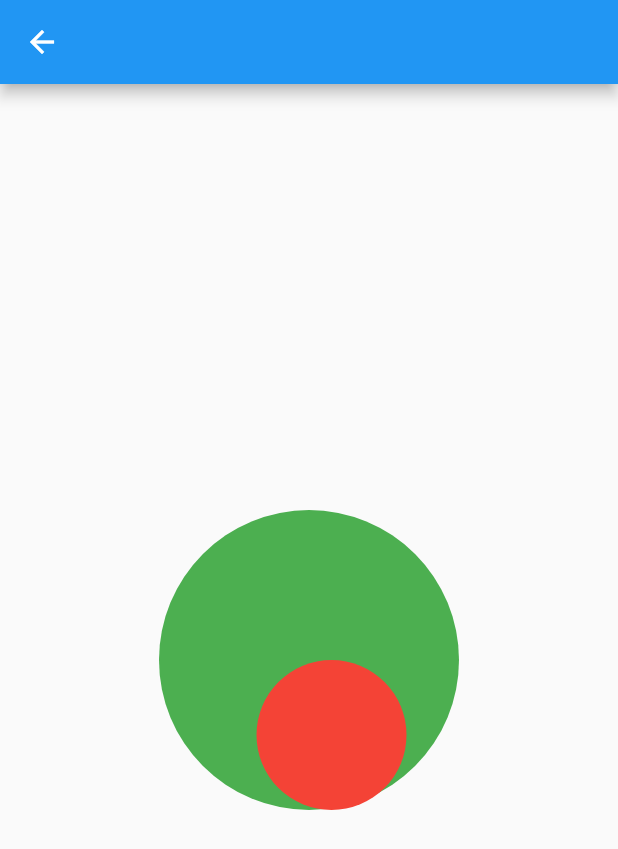
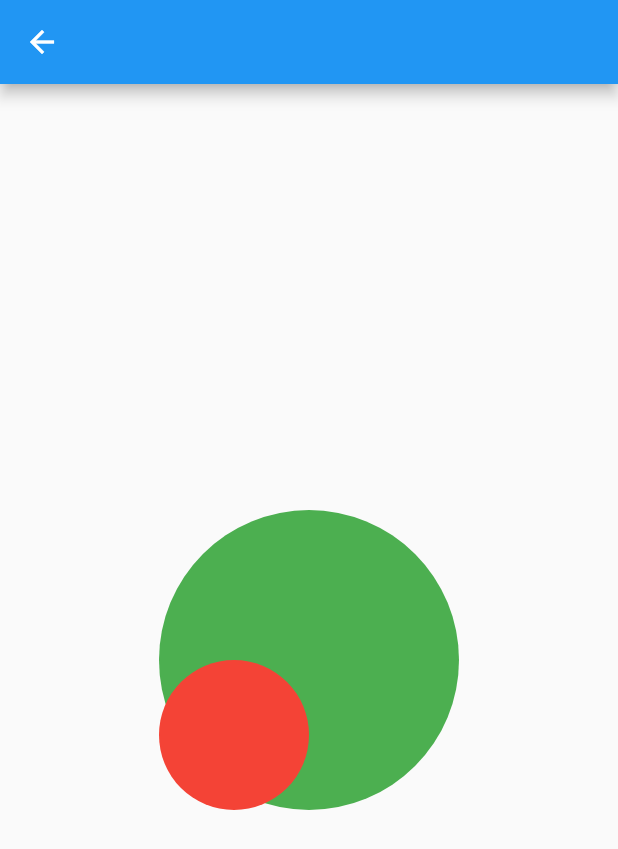
Before and after one commit to waqas-younas-deriv/flutter-layouts-besquare, a Flutter app: the StackExample screen opened directly, on a phone screen of 412 x 824 dp. Shown: the top 849 px of the screen. Run offline on Flutter 3.47's test engine with Material 2 defaults, Android fonts, the phone set to English and light mode, and no system bars.

Commit message:
code refactoring and files names changed

```diff
--- a/lib/column_example.dart
+++ b/lib/column_example.dart
@@ -27,7 +27,7 @@ class BlueBox extends StatelessWidget {
       width: 50,
       height: 50,
       decoration: BoxDecoration(
-        color: Colors.red,
+        color: Colors.blue,
         border: Border.all(),
       ),
     );
--- a/lib/gridview_example.dart
+++ b/lib/gridview_example.dart
@@ -18,7 +18,7 @@ class GridViewExample extends StatelessWidget {
           50,
           (index) => Container(
                 padding: const EdgeInsets.all(8),
-                child: const Text("He'd have you all unravel at the"),
+                child: const Text("Welcome to deriv be-square"),
                 color: Colors.teal[100],
               )),
     )));
--- a/lib/listview_example.dart
+++ b/lib/listview_example.dart
@@ -14,7 +14,7 @@ class ListViewExample extends StatelessWidget {
         return Container(
           padding: const EdgeInsets.all(8),
           margin: EdgeInsets.all(5),
-          child: Text("He'd have you all unravel at the $index level"),
+          child: Text("You are at besquare $index level"),
           color: Colors.teal[100],
         );
       },
--- a/lib/multiple_child_layout.dart
+++ b/lib/multiple_child_layout.dart
@@ -2,8 +2,8 @@ import 'package:besquare_example/column_example.dart';
 import 'package:besquare_example/expand_example.dart';
 import 'package:besquare_example/gridview_example.dart';
 import 'package:besquare_example/listview_example.dart';
-import 'package:besquare_example/row%20example.dart';
-import 'package:besquare_example/stack_example2.dart';
+import 'package:besquare_example/row_example.dart';
+import 'package:besquare_example/stack_example.dart';
 import 'package:besquare_example/wrap_example.dart';
 import 'package:flutter/material.dart';
 
--- /dev/null
+++ b/lib/stack_example.dart
@@ -0,0 +1,36 @@
+import 'package:flutter/material.dart';
+
+class StackExample extends StatelessWidget {
+  StackExample({Key? key}) : super(key: key);
+
+  @override
+  Widget build(BuildContext context) {
+    return Scaffold(
+        appBar: AppBar(),
+        body: SafeArea(
+            child: Center(
+          child: Stack(
+            children: [
+              Container(
+                width: 200,
+                height: 200,
+                alignment: Alignment.center,
+                decoration:
+                    BoxDecoration(color: Colors.green, shape: BoxShape.circle),
+              ),
+              Positioned(
+                top: 100,
+                right: 100,
+                child: Container(
+                  width: 100,
+                  height: 100,
+                  alignment: Alignment.center,
+                  decoration:
+                      BoxDecoration(color: Colors.red, shape: BoxShape.circle),
+                ),
+              )
+            ],
+          ),
+        )));
+  }
+}
--- a/lib/stack_example2.dart
+++ /dev/null
@@ -1,37 +0,0 @@
-import 'package:flutter/gestures.dart';
-import 'package:flutter/material.dart';
-
-class StackExample extends StatelessWidget {
-  StackExample({Key? key}) : super(key: key);
-
-  @override
-  Widget build(BuildContext context) {
-    return Scaffold(
-      appBar: AppBar(),
-        body: SafeArea(
-            child: Center(
-      child: Stack(
-        children: [
-          Container(
-            width: 200,
-            height: 200,
-            alignment: Alignment.center,
-            decoration:
-                BoxDecoration(color: Colors.green, shape: BoxShape.circle),
-          ),
-          Positioned(
-            top: 100,
-            right: 35,
-            child: Container(
-              width: 100,
-              height: 100,
-              alignment: Alignment.center,
-              decoration:
-                  BoxDecoration(color: Colors.red, shape: BoxShape.circle),
-            ),
-          )
-        ],
-      ),
-    )));
-  }
-}
```
Also changed, not shown: lib/layout_building.dart (deleted, +0 -120 lines), lib/row_example.dart (renamed from lib/row example.dart, +8 -7 lines), lib/single_child_layout.dart (+9 -7 lines), pubspec.lock.
